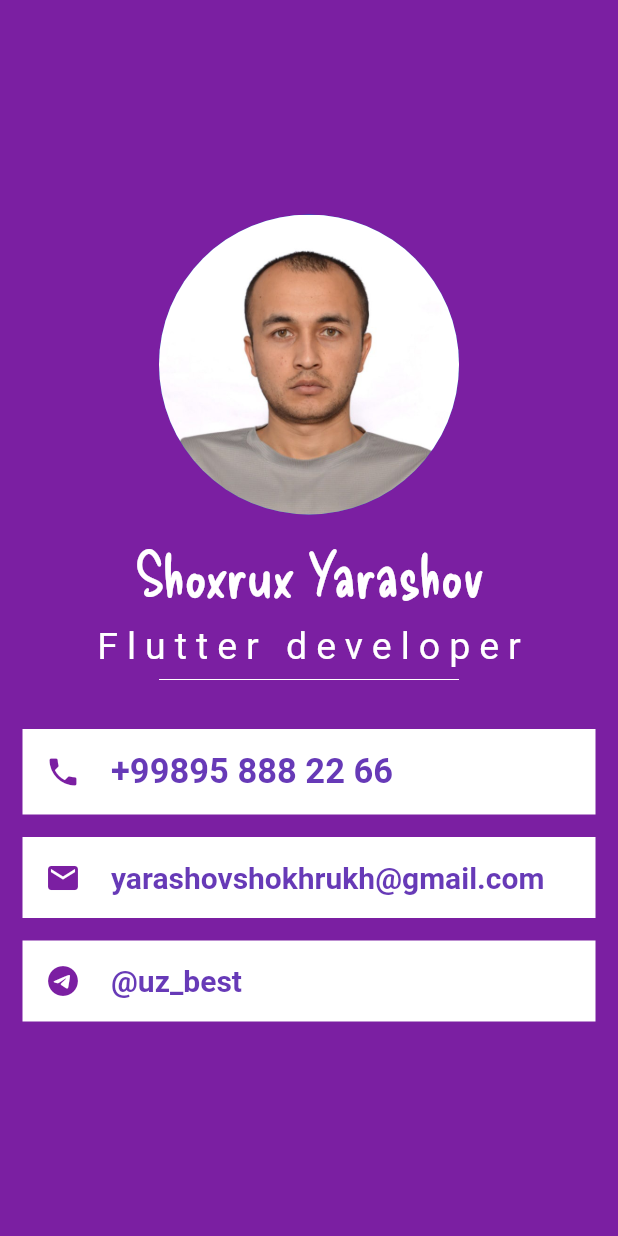
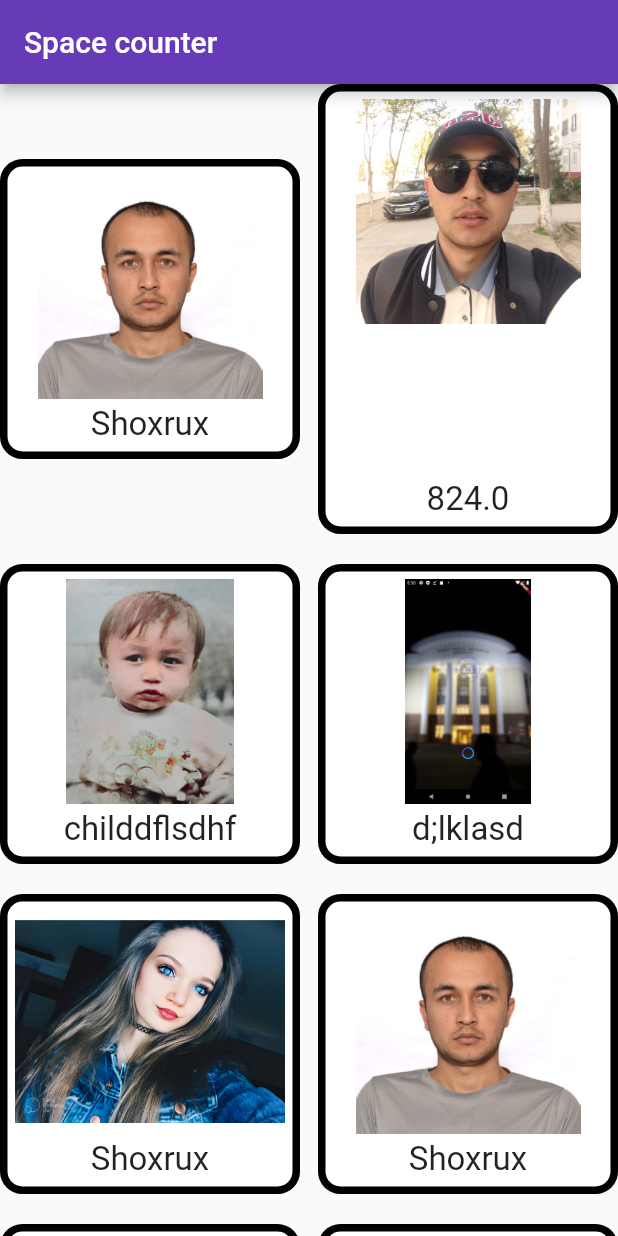
Before and after one commit to ShokhrukhDeveloper/bussines-card, a Flutter app: the screen it shows after launch, on a phone screen of 412 x 824 dp. Run offline on Flutter 3.47's test engine with Material 2 defaults, Android fonts, the phone set to English and light mode, and no system bars.

Commit message:
area conter started

```diff
--- a/lib/main.dart
+++ b/lib/main.dart
@@ -1,107 +1,260 @@
 import 'package:flutter/material.dart';
 
 void main() {
-  runApp(const MyApp());
+  runApp(const MaterialApp(home: MyApp(),));
 }
-
 class MyApp extends StatelessWidget {
   const MyApp({Key? key}) : super(key: key);
 
   @override
   Widget build(BuildContext context) {
-    return MaterialApp(
-        home: Scaffold(
-      backgroundColor: Colors.purple[700],
-      body: SafeArea(
+    return  Scaffold(
+      appBar: AppBar(
+        backgroundColor: Colors.deepPurple,
+        title: Text("Space counter"),
+      ),
+      body: SingleChildScrollView(
         child: Column(
-          mainAxisAlignment: MainAxisAlignment.center,
           children: [
-            CircleAvatar(
-              radius: 100,
-             backgroundImage: AssetImage("images/own.jpg"),
+            Row(
+              mainAxisAlignment: MainAxisAlignment.spaceBetween,
+              children: [
+                Container(
+                  padding: EdgeInsets.all(5),
+                  width: 200,
+                  height: 200,
+
+                  child: Column(
+                    mainAxisAlignment: MainAxisAlignment.spaceBetween,
+                    children: [
+                      Image(
+                          image: AssetImage("images/own.jpg"),
+                        height: 150,
+
                       ),
-            SizedBox(height: 15,),
-            Text("Shoxrux Yarashov",
+                      Text("Shoxrux",
                       style: TextStyle(
-              fontFamily: "DeliciousHandrawn",
-              fontSize: 40,
-              color: Colors.white
-            ),
-            ),
-            SizedBox(height: 10,),
-            Text("Flutter developer",
-
-            style: TextStyle(
-              letterSpacing: 6,
-              color: Colors.white,
-              fontSize: 25,
-            ),
-            ),
-            SizedBox(
-                width: 200,
-                child: Divider(color: Colors.white,)),
-            SizedBox(height: 25,),
-
-            Container(
-              margin: EdgeInsets.symmetric(horizontal: 15),
-              padding: EdgeInsets.all(15),
-              color: Colors.white,
-              child: Row(
-                children: [
-                  Icon(Icons.phone,color: Colors.purple[700],),
-                  SizedBox(width: 20,),
-                  Text("+99895 888 22 66",
-                  style: TextStyle(
-                      fontSize: 23,
-                      fontWeight: FontWeight.bold,
-                      color: Colors.deepPurple
+                        fontSize: 22
                       ),
                       )
                     ],
                   ),
+                  decoration: BoxDecoration(
+                    color: Colors.white,
+                    border: Border.all(color: Colors.black,width: 5),
+                    borderRadius: BorderRadius.circular(15),
                   ),
-            SizedBox(height: 15,),
+                ),
                 Container(
-              margin: EdgeInsets.symmetric(horizontal: 15),
-              padding: EdgeInsets.all(15),
-              color: Colors.white,
-              child: Row(
+                  padding: EdgeInsets.all(5),
+                  width: 200,
+                  height: 300,
+
+                  child: Column(
+                    mainAxisAlignment: MainAxisAlignment.spaceBetween,
                     children: [
-                  Icon(Icons.mail,color: Colors.purple[700],),
-                  SizedBox(width: 20,),
-                  Text("yarashovshokhrukh@gmail.com",
+                      Image(
+                        image: AssetImage("images/iam.jpg"),
+                        height: 150,
+
+                      ),
+                      Text("${MediaQuery.of(context).size.height}",
                         style: TextStyle(
-                        fontSize: 20,
-                        fontWeight: FontWeight.bold,
-                        color: Colors.deepPurple
+                            fontSize: 22
                         ),
                       )
                     ],
                   ),
+                  decoration: BoxDecoration(
+                    color: Colors.white,
+                    border: Border.all(color: Colors.black,width: 5),
+                    borderRadius: BorderRadius.circular(15),
                   ),
-            SizedBox(height: 15,),
+                ),
+
+              ],
+            ),
+            SizedBox(height: 20,),
+            Row(
+              mainAxisAlignment: MainAxisAlignment.spaceBetween,
+              children: [
                 Container(
-              margin: EdgeInsets.symmetric(horizontal: 15),
-              padding: EdgeInsets.all(15),
-              color: Colors.white,
-              child: Row(
+                  padding: EdgeInsets.all(5),
+                  width: 200,
+                  height: 200,
+
+                  child: Column(
+                    mainAxisAlignment: MainAxisAlignment.spaceBetween,
                     children: [
-                  Icon(Icons.telegram,color: Colors.purple[700],),
-                  SizedBox(width: 20,),
-                  Text("@uz_best",
+                      Image(
+                        image: AssetImage("images/child.jpg"),
+                        height: 150,
+
+                      ),
+                      Text("childdflsdhf",
                         style: TextStyle(
-                        fontSize: 20,
-                        fontWeight: FontWeight.bold,
-                        color: Colors.deepPurple
+                            fontSize: 22
                         ),
                       )
                     ],
                   ),
+                  decoration: BoxDecoration(
+                    color: Colors.white,
+                    border: Border.all(color: Colors.black,width: 5),
+                    borderRadius: BorderRadius.circular(15),
                   ),
+                ),
+                Container(
+                  padding: EdgeInsets.all(5),
+                  width: 200,
+                  height: 200,
+
+                  child: Column(
+                    mainAxisAlignment: MainAxisAlignment.spaceBetween,
+                    children: [
+                      Image(
+                        image: AssetImage("images/unst.png"),
+                        height: 150,
+
+                      ),
+                      Text("d;lklasd",
+                        style: TextStyle(
+                            fontSize: 22
+                        ),
+                      )
                     ],
                   ),
+                  decoration: BoxDecoration(
+                    color: Colors.white,
+                    border: Border.all(color: Colors.black,width: 5),
+                    borderRadius: BorderRadius.circular(15),
+                  ),
+                ),
+
+              ],
+            ),
+            SizedBox(height: 20,),
+            Row(
+              mainAxisAlignment: MainAxisAlignment.spaceBetween,
+              children: [
+                Container(
+                  padding: EdgeInsets.all(5),
+                  width: 200,
+                  height: 200,
+
+                  child: Column(
+                    mainAxisAlignment: MainAxisAlignment.spaceBetween,
+                    children: [
+                      Image(
+                        image: AssetImage("images/music.jpg"),
+                        height: 150,
+
+                      ),
+                      Text("Shoxrux",
+                        style: TextStyle(
+                            fontSize: 22
+                        ),
                       )
+                    ],
+                  ),
+                  decoration: BoxDecoration(
+                    color: Colors.white,
+                    border: Border.all(color: Colors.black,width: 5),
+                    borderRadius: BorderRadius.circular(15),
+                  ),
+                ),
+                Container(
+                  padding: EdgeInsets.all(5),
+                  width: 200,
+                  height: 200,
 
-    ));
+                  child: Column(
+                    mainAxisAlignment: MainAxisAlignment.spaceBetween,
+                    children: [
+                      Image(
+                        image: AssetImage("images/own.jpg"),
+                        height: 150,
+
+                      ),
+                      Text("Shoxrux",
+                        style: TextStyle(
+                            fontSize: 22
+                        ),
+                      )
+                    ],
+                  ),
+                  decoration: BoxDecoration(
+                    color: Colors.white,
+                    border: Border.all(color: Colors.black,width: 5),
+                    borderRadius: BorderRadius.circular(15),
+                  ),
+                ),
+
+              ],
+            ),
+            SizedBox(height: 20,),
+            Row(
+              mainAxisAlignment: MainAxisAlignment.spaceBetween,
+              children: [
+                Container(
+                  padding: EdgeInsets.all(5),
+                  width: 200,
+                  height: 200,
+
+                  child: Column(
+                    mainAxisAlignment: MainAxisAlignment.spaceBetween,
+                    children: [
+                      Image(
+                        image: AssetImage("images/own.jpg"),
+                        height: 150,
+
+                      ),
+                      Text("Shoxrux",
+                        style: TextStyle(
+                            fontSize: 22
+                        ),
+                      )
+                    ],
+                  ),
+                  decoration: BoxDecoration(
+                    color: Colors.white,
+                    border: Border.all(color: Colors.black,width: 5),
+                    borderRadius: BorderRadius.circular(15),
+                  ),
+                ),
+                Container(
+                  padding: EdgeInsets.all(5),
+                  width: 200,
+                  height: 200,
+
+                  child: Column(
+                    mainAxisAlignment: MainAxisAlignment.spaceBetween,
+                    children: [
+                      Image(
+                        image: AssetImage("images/own.jpg"),
+                        height: 150,
+
+                      ),
+                      Text("Shoxrux",
+                        style: TextStyle(
+                            fontSize: 22
+                        ),
+                      )
+                    ],
+                  ),
+                  decoration: BoxDecoration(
+                    color: Colors.white,
+                    border: Border.all(color: Colors.black,width: 5),
+                    borderRadius: BorderRadius.circular(15),
+                  ),
+                ),
+
+              ],
+            ),
+
+          ],
+        ),
+      ),
+    );
   }
 }
--- a/pubspec.yaml
+++ b/pubspec.yaml
@@ -60,7 +60,7 @@ flutter:
 
   # To add assets to your application, add an assets section, like this:
   assets:
-     - images/own.jpg
+     - images/
   #   - images/a_dot_ham.jpeg
 
   # An image asset can refer to one or more resolution-specific "variants", see
```
Also changed, not shown: images/child.jpg (added), images/iam.jpg (added), images/music.jpg (added), images/unst.png (added). Lines whose indentation alone changed are shown as unchanged.
